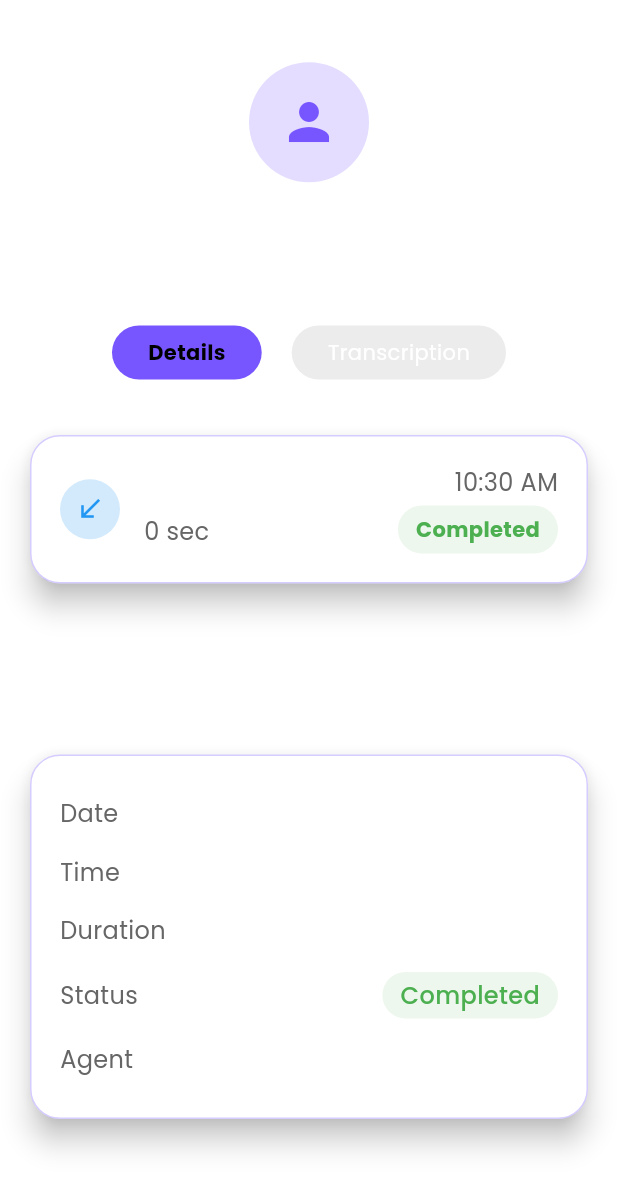
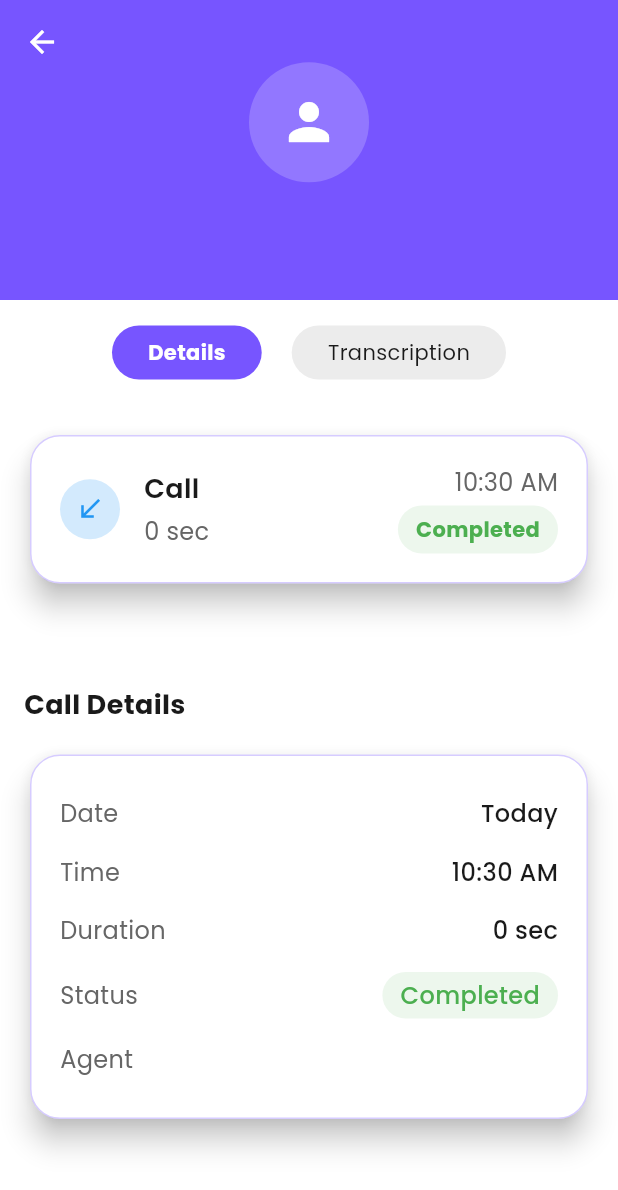
Before and after one commit to Asiffaiz/moinc-flutter, a Flutter app: the CallLogDetailScreen screen opened directly with empty values, on a phone screen of 412 x 824 dp. Shown: the top 1190 px of the screen. Run offline on Flutter 3.47's test engine with Material 3 defaults, Android fonts, the phone set to English and light mode, and no system bars; our stand-ins replace bloc, equatable, firebase_messaging, flutter_bloc, flutter_local_notifications, flutter_spinkit and 13 more; missing offline and left inert: flutter_inappwebview, flutter_sficon, livekit_client, livekit_components, phone_numbers_parser; accounts and stored records are empty; network calls fail; project files that could hold a hidden picture were left out.

Commit message:
updated logs details screen colors

```diff
--- a/lib/features/profile/presentation/screens/call_log_detail_screen.dart
+++ b/lib/features/profile/presentation/screens/call_log_detail_screen.dart
@@ -305,12 +305,12 @@ class _CallLogDetailScreenState extends State<CallLogDetailScreen>
               expandedHeight: 200.0,
               floating: false,
               pinned: true,
-              backgroundColor: AppTheme.secondaryColor,
+              backgroundColor: AppTheme.primaryColor,
               stretch: true,
               flexibleSpace: FlexibleSpaceBar(
                 collapseMode: CollapseMode.parallax,
                 background: Container(
-                  color: AppTheme.secondaryColor,
+                  color: AppTheme.primaryColor,
                   child: Center(
                     child: Column(
                       mainAxisAlignment: MainAxisAlignment.center,
@@ -322,8 +322,8 @@ class _CallLogDetailScreenState extends State<CallLogDetailScreen>
                           backgroundColor:
                               widget.callLog.status == CallStatus.missed ||
                                       widget.callLog.status == CallStatus.failed
-                                  ? Colors.red.withOpacity(0.2)
-                                  : AppTheme.primaryColor.withOpacity(0.2),
+                                  ? Colors.white.withOpacity(0.2)
+                                  : Colors.white.withOpacity(0.2),
                           child:
                               isUnknown
                                   ? Icon(
@@ -333,8 +333,8 @@ class _CallLogDetailScreenState extends State<CallLogDetailScreen>
                                                     CallStatus.missed ||
                                                 widget.callLog.status ==
                                                     CallStatus.failed
-                                            ? Colors.red
-                                            : AppTheme.primaryColor,
+                                            ? Colors.white
+                                            : Colors.white,
                                     size: 40,
                                   )
                                   :
@@ -359,8 +359,8 @@ class _CallLogDetailScreenState extends State<CallLogDetailScreen>
                                                     CallStatus.missed ||
                                                 widget.callLog.status ==
                                                     CallStatus.failed
-                                            ? Colors.red
-                                            : AppTheme.primaryColor,
+                                            ? Colors.white
+                                            : Colors.white,
                                     size: 40,
                                   ),
 
@@ -394,7 +394,7 @@ class _CallLogDetailScreenState extends State<CallLogDetailScreen>
                         Text(
                           callerSubtitle,
                           style: TextStyle(
-                            color: AppTheme.lightTextColor,
+                            color: Colors.white.withOpacity(0.8),
                             fontSize: 16,
                           ),
                         ),
@@ -413,7 +413,7 @@ class _CallLogDetailScreenState extends State<CallLogDetailScreen>
                     horizontal: 40,
                     vertical: 8,
                   ),
-                  color: AppTheme.secondaryColor,
+                  color: Colors.white,
                   child: Row(
                     mainAxisAlignment: MainAxisAlignment.center,
                     children: [
@@ -440,8 +440,8 @@ class _CallLogDetailScreenState extends State<CallLogDetailScreen>
                               style: TextStyle(
                                 color:
                                     _tabController.index == 0
-                                        ? Colors.black
-                                        : Colors.white,
+                                        ? Colors.white
+                                        : AppTheme.textColor,
                                 fontWeight:
                                     _tabController.index == 0
                                         ? FontWeight.bold
@@ -476,8 +476,8 @@ class _CallLogDetailScreenState extends State<CallLogDetailScreen>
                               style: TextStyle(
                                 color:
                                     _tabController.index == 1
-                                        ? Colors.black
-                                        : Colors.white,
+                                        ? Colors.white
+                                        : AppTheme.textColor,
                                 fontWeight:
                                     _tabController.index == 1
                                         ? FontWeight.bold
@@ -532,7 +532,7 @@ class _CallLogDetailScreenState extends State<CallLogDetailScreen>
                   width: 1,
                 ),
               ),
-              color: AppTheme.secondaryColor,
+              color: Colors.white,
               child: Padding(
                 padding: const EdgeInsets.all(20.0),
                 child: Column(
@@ -574,7 +574,7 @@ class _CallLogDetailScreenState extends State<CallLogDetailScreen>
                               Text(
                                 callDirection,
                                 style: const TextStyle(
-                                  color: Colors.white,
+                                  color: AppTheme.textColor,
                                   fontWeight: FontWeight.w600,
                                   fontSize: 18,
                                 ),
@@ -639,7 +639,7 @@ class _CallLogDetailScreenState extends State<CallLogDetailScreen>
                     const Text(
                       'Audio Recording',
                       style: TextStyle(
-                        color: Colors.white,
+                        color: AppTheme.textColor,
                         fontWeight: FontWeight.bold,
                         fontSize: 18,
                       ),
@@ -671,10 +671,7 @@ class _CallLogDetailScreenState extends State<CallLogDetailScreen>
                   padding: const EdgeInsets.all(20.0),
                   decoration: BoxDecoration(
                     gradient: LinearGradient(
-                      colors: [
-                        AppTheme.secondaryColor,
-                        AppTheme.secondaryColor.withOpacity(0.8),
-                      ],
+                      colors: [Colors.white, Colors.white],
                       begin: Alignment.topCenter,
                       end: Alignment.bottomCenter,
                     ),
@@ -731,7 +728,7 @@ class _CallLogDetailScreenState extends State<CallLogDetailScreen>
                           ),
                           activeTrackColor: AppTheme.primaryColor,
                           inactiveTrackColor: Colors.grey.withOpacity(0.3),
-                          thumbColor: Colors.white,
+                          thumbColor: AppTheme.primaryColor,
                           overlayColor: AppTheme.primaryColor.withOpacity(0.2),
                         ),
                         child: Slider(
@@ -865,7 +862,7 @@ class _CallLogDetailScreenState extends State<CallLogDetailScreen>
                 const Text(
                   'Call Details',
                   style: TextStyle(
-                    color: Colors.white,
+                    color: AppTheme.textColor,
                     fontWeight: FontWeight.bold,
                     fontSize: 18,
                   ),
@@ -899,7 +896,7 @@ class _CallLogDetailScreenState extends State<CallLogDetailScreen>
                   width: 1,
                 ),
               ),
-              color: AppTheme.secondaryColor,
+              color: Colors.white,
               child: Padding(
                 padding: const EdgeInsets.all(20.0),
                 child: Column(
@@ -991,7 +988,7 @@ class _CallLogDetailScreenState extends State<CallLogDetailScreen>
                 const Text(
                   'Call Transcription',
                   style: TextStyle(
-                    color: Colors.white,
+                    color: AppTheme.textColor,
                     fontWeight: FontWeight.bold,
                     fontSize: 18,
                   ),
@@ -1025,7 +1022,7 @@ class _CallLogDetailScreenState extends State<CallLogDetailScreen>
                   width: 1,
                 ),
               ),
-              color: AppTheme.secondaryColor,
+              color: Colors.white,
               child: Padding(
                 padding: const EdgeInsets.all(20.0),
                 child: Column(
@@ -1066,10 +1063,7 @@ class _CallLogDetailScreenState extends State<CallLogDetailScreen>
         children: [
           Text(
             label,
-            style: TextStyle(
-              color: AppTheme.lightTextColor,
-              fontSize: 16,
-            ),
+            style: TextStyle(color: AppTheme.lightTextColor, fontSize: 16),
           ),
           if (statusColor != null)
             Container(
@@ -1091,7 +1085,7 @@ class _CallLogDetailScreenState extends State<CallLogDetailScreen>
             Text(
               value,
               style: const TextStyle(
-                color: Colors.white,
+                color: AppTheme.textColor,
                 fontWeight: FontWeight.w500,
                 fontSize: 16,
               ),
```
Also changed, not shown: 1 other file.
